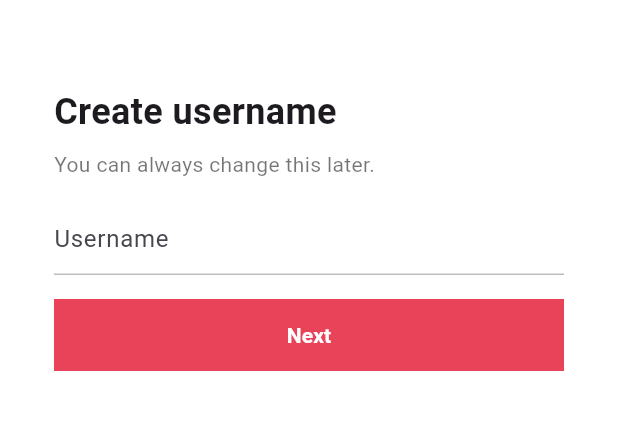
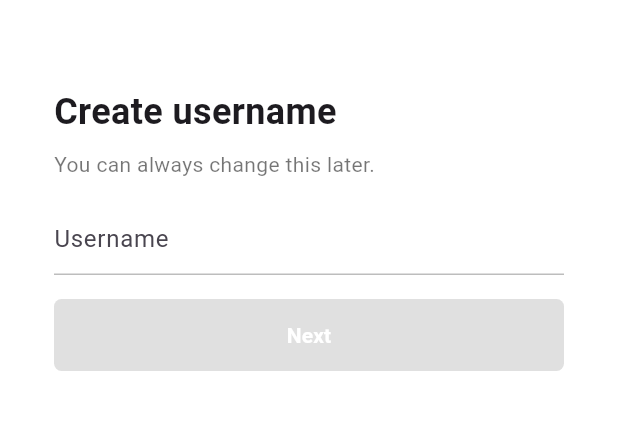
Before and after one commit to Alpaca92/tiktok_clone_2024, a Flutter app: the UsernameScreen screen opened directly, on a phone screen of 412 x 824 dp, the part 58-488 px from its top. Run offline on Flutter 3.47's test engine with Material 3 defaults, Android fonts, the phone set to English and light mode, and no system bars; our stand-ins replace font_awesome_flutter.

Commit message:
feat: enhance username input feedback with animated container

```diff
--- a/lib/features/authentication/username_screen.dart
+++ b/lib/features/authentication/username_screen.dart
@@ -11,13 +11,16 @@ class UsernameScreen extends StatefulWidget {
 
 class _UsernameScreenState extends State<UsernameScreen> {
   final TextEditingController _usernameController = TextEditingController();
+  String _username = '';
 
   @override
   void initState() {
     super.initState();
 
     _usernameController.addListener(() {
-      setState(() {});
+      setState(() {
+        _username = _usernameController.text;
+      });
     });
   }
 
@@ -72,9 +75,13 @@ class _UsernameScreenState extends State<UsernameScreen> {
             Gaps.v16,
             FractionallySizedBox(
               widthFactor: 1,
-              child: Container(
+              child: AnimatedContainer(
+                duration: const Duration(milliseconds: 300),
                 decoration: BoxDecoration(
-                  color: Theme.of(context).primaryColor,
+                  borderRadius: BorderRadius.circular(Sizes.size5),
+                  color: _username.isEmpty
+                      ? Colors.grey.shade300
+                      : Theme.of(context).primaryColor,
                 ),
                 child: TextButton(
                   onPressed: () => {},
```
